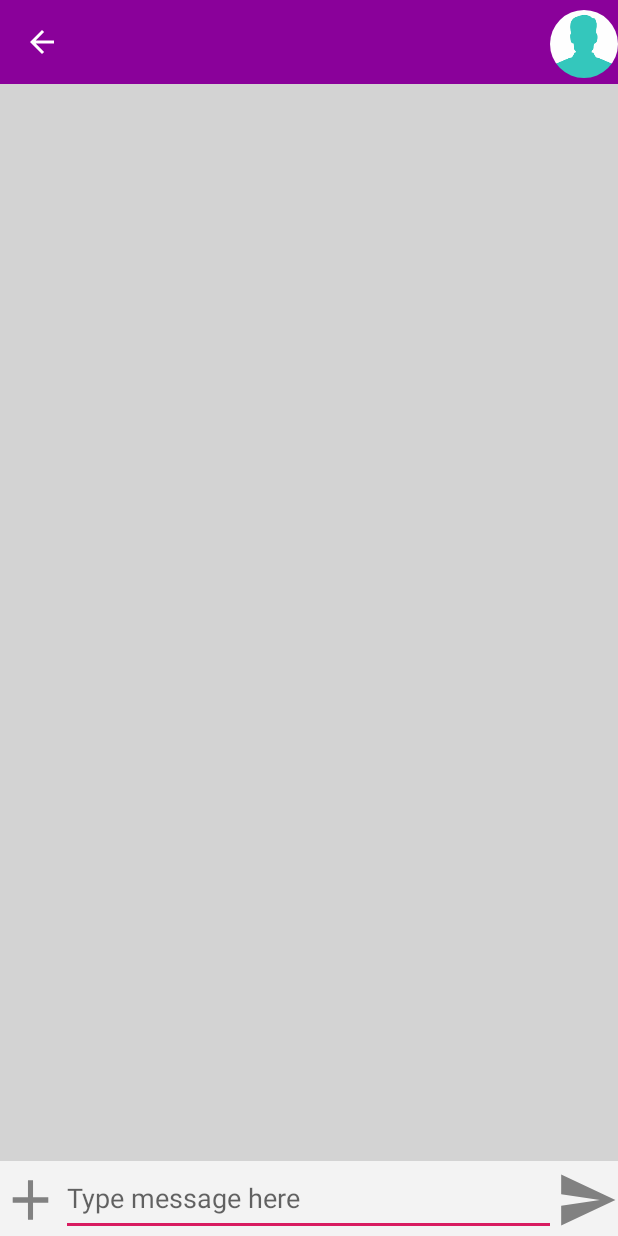
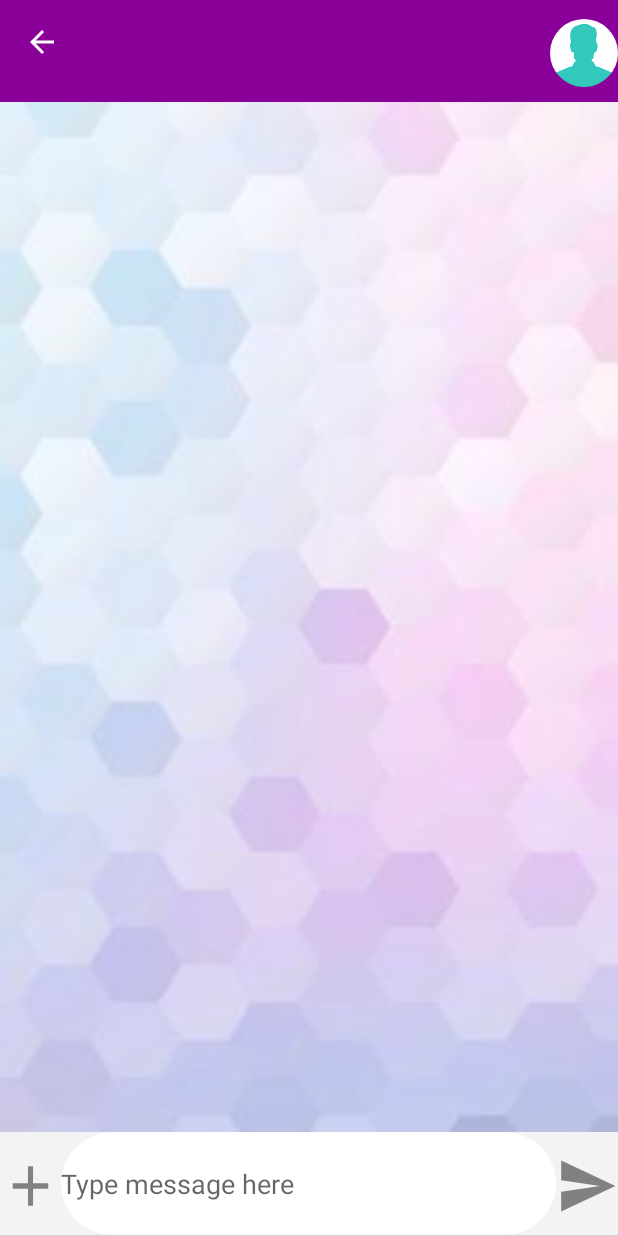
Before and after one commit to aniketakgec/Messanger, an Android app: the ChatActivity screen opened directly, with no data from a screen before it, on a phone screen of 412 x 824 dp. Run offline under Robolectric (Android 15) with nearby library versions, the phone set to English and light mode, and no system bars; our stand-ins replace CircleImageView, Firebase (no records; nobody signed in at launch, a user with empty details on screens opened directly), Picasso; 4 statements that could not run were skipped.

Commit message:
Chat feature added with swipe refresh of recycler view now user can swipe to load more messages

```diff
--- a/Messanger/app/src/main/java/com/example/android/messanger/ChatActivity.java
+++ b/Messanger/app/src/main/java/com/example/android/messanger/ChatActivity.java
@@ -5,37 +5,43 @@ import androidx.annotation.Nullable;
 import androidx.appcompat.app.ActionBar;
 import androidx.appcompat.app.AppCompatActivity;
 import androidx.appcompat.widget.Toolbar;
+import androidx.recyclerview.widget.LinearLayoutManager;
+import androidx.recyclerview.widget.RecyclerView;
+import androidx.swiperefreshlayout.widget.SwipeRefreshLayout;
 import de.hdodenhof.circleimageview.CircleImageView;
 
 import android.content.Context;
-import android.location.LocationListener;
+
 import android.os.Bundle;
-import android.text.Html;
+
 import android.text.TextUtils;
 import android.util.Log;
 import android.view.LayoutInflater;
 import android.view.View;
 import android.widget.Button;
 import android.widget.EditText;
-import android.widget.ImageButton;
+
 import android.widget.TextView;
+import android.widget.Toast;
 
 import com.google.firebase.auth.FirebaseAuth;
-import com.google.firebase.auth.FirebaseUser;
+import com.google.firebase.database.ChildEventListener;
 import com.google.firebase.database.DataSnapshot;
 import com.google.firebase.database.DatabaseError;
 import com.google.firebase.database.DatabaseReference;
 import com.google.firebase.database.FirebaseDatabase;
+import com.google.firebase.database.Query;
 import com.google.firebase.database.ServerValue;
 import com.google.firebase.database.ValueEventListener;
 import com.squareup.picasso.NetworkPolicy;
 import com.squareup.picasso.Picasso;
 
+import java.util.ArrayList;
 import java.util.HashMap;
-import java.util.Map;/////
+import java.util.List;
+import java.util.Map;
 
 
-// video:28  13:46
 public class ChatActivity extends AppCompatActivity {
 private String mchatUser,muserName;
 private Toolbar mChatToolbar;
@@ -43,40 +49,134 @@ private DatabaseReference mRootRef;
 private TextView mLastSeenView,mTitleView;
 private CircleImageView mProfileImage;
 private FirebaseAuth mAuth;
-private String mCurrentUserId;
+private String mCurrentUserId,push_id;
+private MessageAdapter mAdapter;
 private Button mChatAddBtn,mChatSendBtn;
 private EditText mchatmessageView;
+private SwipeRefreshLayout mRefreshLayout;
+private RecyclerView mMessagesList;
+private final List<Messages> messagesList=new ArrayList<>();
+private LinearLayoutManager mLinearLayout;
+private static final int TOTAL_ITEMS_TO_LOAD=5;
+private static  int mCurrentPage=1;
+
     @Override
     protected void onCreate(Bundle savedInstanceState) {
         super.onCreate(savedInstanceState);
         setContentView(R.layout.activity_chat);
-        mchatUser=getIntent().getStringExtra("user_id");
-        muserName=getIntent().getStringExtra("user_name");
-        mChatToolbar=findViewById(R.id.chat_appBar);
-        setSupportActionBar(mChatToolbar);
-        mAuth= FirebaseAuth.getInstance();
-        mCurrentUserId=mAuth.getCurrentUser().getUid();
-        mChatAddBtn=findViewById(R.id.chat_add_button);
+
+
+      mChatAddBtn=findViewById(R.id.chat_add_button);
         mChatSendBtn=findViewById(R.id.chat_send_button);
         mchatmessageView=findViewById(R.id.chat_message_view);
 
 
 
+        mChatToolbar=findViewById(R.id.chat_appBar);
+        //----- custom action bar items ------------//
+
+//
+
+        setSupportActionBar(mChatToolbar);
+        mchatUser=getIntent().getStringExtra("user_id");
+
+        muserName=getIntent().getStringExtra("user_name");
+
         ActionBar actionBar=getSupportActionBar();
         actionBar.setDisplayHomeAsUpEnabled(true) ;
         actionBar.setDisplayShowCustomEnabled(true);
-       // getSupportActionBar().setTitle(Html.fromHtml("<font color='#ffffff'>"+mchatUser +"</font>"));
 
-LayoutInflater inflater=(LayoutInflater) this.getSystemService(Context.LAYOUT_INFLATER_SERVICE);
-View action_bar_view=inflater.inflate(R.layout.chat_custom_bar,null);
-actionBar.setCustomView(action_bar_view);
+        LayoutInflater inflater=(LayoutInflater) this.getSystemService(Context.LAYOUT_INFLATER_SERVICE);
+        View action_bar_view=inflater.inflate(R.layout.chat_custom_bar,null);
+        actionBar.setCustomView(action_bar_view);
+        mLastSeenView=action_bar_view.findViewById(R.id.custom_bar_seen);
+        mTitleView= action_bar_view.findViewById(R.id.custom_bar_title);
+        mProfileImage=action_bar_view.findViewById(R.id.custom_bar_image);
+        mRefreshLayout=findViewById(R.id.swipe_message_swipeLayout);
+
+
+        mchatUser=getIntent().getStringExtra("user_id");
+
+        muserName=getIntent().getStringExtra("user_name");
+        mTitleView.setText(muserName);
+
+
+
+
         mRootRef= FirebaseDatabase.getInstance().getReference();
+        mAuth= FirebaseAuth.getInstance();
+        if (mAuth.getCurrentUser()!=null)
+        mCurrentUserId=mAuth.getCurrentUser().getUid();
+        else
+            Toast.makeText(this,"NO  ONE LOGGED IN",Toast.LENGTH_SHORT).show();
+        //--------   RECYCLER VIEW CODE-----------------------------------------//
+       // Toast.makeText(this,"ID WE WANT: "+mCurrentUserId,Toast.LENGTH_SHORT).show();
 
-        //----- custom action bar items ------------//
-        mLastSeenView=findViewById(R.id.custom_bar_seen);
-        mTitleView=findViewById(R.id.custom_bar_title);
-        mProfileImage=findViewById(R.id.custom_bar_image);
-        mTitleView.setText(muserName);
+        mAdapter=new MessageAdapter(messagesList);
+        mMessagesList=findViewById(R.id.messages_list);
+
+        mLinearLayout=new LinearLayoutManager(this);
+        mMessagesList.setHasFixedSize(true);
+        mMessagesList.setLayoutManager(mLinearLayout);
+
+        mMessagesList.setAdapter(mAdapter);
+
+        //---------recycler view code ends here--------------------------------//
+
+
+        loadMessages();
+
+
+        mChatSendBtn.setOnClickListener(new View.OnClickListener() {
+            @Override
+            public void onClick(View v)
+            {
+                sendMessage();
+            }
+
+            private void sendMessage()
+            {
+
+                String message=mchatmessageView.getText().toString();
+                if (!(TextUtils.isEmpty(message)))
+                {
+                    DatabaseReference user_message_push=mRootRef.child("messages").child(mCurrentUserId).child(mchatUser).push();
+                    String currentUserRef="messages/"+mCurrentUserId+"/"+mchatUser;
+                    String chat_user_ref="messages/"+mchatUser+"/"+mCurrentUserId;
+                    push_id=user_message_push.getKey();
+                    Map messageMap=new HashMap();
+                    messageMap.put("message",message);
+                    messageMap.put("time",ServerValue.TIMESTAMP);
+                    messageMap.put("type","text");
+                    messageMap.put("seen",false);
+                    messageMap.put("from",mCurrentUserId);
+
+                    Map messageUserMap=new HashMap();
+                    messageUserMap.put(currentUserRef+"/"+push_id,messageMap);
+                    messageUserMap.put(chat_user_ref+"/"+push_id,messageMap);
+                    mchatmessageView.setText("");
+                    mRootRef.updateChildren(messageUserMap, new DatabaseReference.CompletionListener() {
+                        @Override
+                        public void onComplete(@Nullable DatabaseError databaseError, @NonNull DatabaseReference databaseReference) {
+                            if (databaseError!=null)
+                                Log.d("CHAT_LOG",databaseError.getMessage());
+                        }
+                    });
+                }
+            }
+        });
+
+        //===============REFRESH RECYCLER VIEW=======================//
+        mRefreshLayout.setOnRefreshListener(new SwipeRefreshLayout.OnRefreshListener() {
+            @Override
+            public void onRefresh() {
+                mCurrentPage++;
+                messagesList.clear();
+                loadMessages();
+            }
+        });
+
+//================ HOW MUCH TIME SEEN AGO CODE============================//
         mRootRef.child("Users").child(mchatUser).addListenerForSingleValueEvent(new ValueEventListener() {
             @Override
             public void onDataChange(@NonNull DataSnapshot dataSnapshot) {
@@ -101,7 +201,9 @@ actionBar.setCustomView(action_bar_view);
 
             }
         });
+        //================ HOW MUCH TIME SEEN AGO CODE END HERE   ============================//
 
+//=========================CHAT DATABASE CODE=================================================//
 
         mRootRef.child("Chat").child(mCurrentUserId).addValueEventListener(new ValueEventListener() {
             @Override
@@ -134,42 +236,57 @@ actionBar.setCustomView(action_bar_view);
 
             }
         });
-        // send message
 
-        mChatSendBtn.setOnClickListener(new View.OnClickListener() {
+        //=========================  CHAT DATABASE CODE ENDS HERE   =================================================//
+
+
+
+
+
+
+
+
+
+    }
+
+    private void loadMessages() {
+        DatabaseReference messageRef=mRootRef.child("messages").child(mCurrentUserId).child(mchatUser);
+
+        Query messageQuery=messageRef.limitToLast(mCurrentPage*TOTAL_ITEMS_TO_LOAD);
+
+
+       messageQuery.addChildEventListener(new ChildEventListener() {
             @Override
-            public void onClick(View v) {
-                sendMessage();
+            public void onChildAdded(@NonNull DataSnapshot dataSnapshot, @Nullable String s) {
+                Messages messages=dataSnapshot.getValue(Messages.class);
+                messagesList.add(messages);
+                mAdapter.notifyDataSetChanged();
+                mMessagesList.scrollToPosition(messagesList.size()-1);
+                mRefreshLayout.setRefreshing(false);
             }
 
-            private void sendMessage() {
+            @Override
+            public void onChildChanged(@NonNull DataSnapshot dataSnapshot, @Nullable String s) {
 
-                String message=mchatmessageView.getText().toString();
-                if (!(TextUtils.isEmpty(message)))
-                {
-                    DatabaseReference user_message_push=mRootRef.child("messages").child(mCurrentUserId).child(mchatUser).push();
-                    String currentUserRef="messages/"+mCurrentUserId+"/"+mchatUser;
-                    String chat_user_ref="messages/"+mchatUser+"/"+mCurrentUserId;
-                    String push_id=user_message_push.getKey();
-                    Map messageMap=new HashMap();
-                    messageMap.put("message",message);
-                    messageMap.put("seen","false");
-                    messageMap.put("type","text");
-                    messageMap.put("time",ServerValue.TIMESTAMP);
+            }
 
-                    Map messageUserMap=new HashMap();
-                    messageUserMap.put(currentUserRef+"/"+push_id,messageMap);
-                    messageUserMap.put(chat_user_ref+"/"+push_id,messageMap);
-                    mRootRef.updateChildren(messageUserMap, new DatabaseReference.CompletionListener() {
-                        @Override
-                        public void onComplete(@Nullable DatabaseError databaseError, @NonNull DatabaseReference databaseReference) {
-                            if (databaseError!=null)
-                                Log.d("CHAT_LOG",databaseError.getMessage());
-                        }
-                    });
-                }
+            @Override
+            public void onChildRemoved(@NonNull DataSnapshot dataSnapshot) {
+
+            }
+
+            @Override
+            public void onChildMoved(@NonNull DataSnapshot dataSnapshot, @Nullable String s) {
+
+            }
+
+            @Override
+            public void onCancelled(@NonNull DatabaseError databaseError) {
+
+
             }
         });
+    }
 
-    }
+
 }
--- a/Messanger/app/src/main/java/com/example/android/messanger/Messanger.java
+++ b/Messanger/app/src/main/java/com/example/android/messanger/Messanger.java
@@ -29,7 +29,7 @@ public class Messanger extends Application {
         built.setLoggingEnabled(true);
         Picasso.setSingletonInstance(built);
         mAuth=FirebaseAuth.getInstance();
-        if (mAuth.getCurrentUser() != null) {
+       /* if (mAuth.getCurrentUser() != null) {
             mUserDatabase = FirebaseDatabase.getInstance().getReference().child("Users").child(mAuth.getCurrentUser().getUid());
         }
         mUserDatabase.addValueEventListener(new ValueEventListener() {
@@ -48,7 +48,7 @@ public class Messanger extends Application {
             public void onCancelled(@NonNull DatabaseError databaseError) {
 
             }
-        });// BUG TO FIX LOGIN APP CRASHES IF NO USER IS LOGGED IN ,IT WILL BE FIXED SOON
-
+        });  // BUG TO FIX LOGIN APP CRASHES IF NO USER IS LOGGED IN ,IT WILL BE FIXED SOON
+*/
     }
 }
--- /dev/null
+++ b/Messanger/app/src/main/res/drawable/message_receiver_background.xml
@@ -0,0 +1,8 @@
+<?xml version="1.0" encoding="utf-8"?>
+<shape
+    xmlns:android="http://schemas.android.com/apk/res/android">
+    <solid android:color="#f3f3f3"/>
+    <corners android:radius="25dp"/>
+
+
+</shape>
--- /dev/null
+++ b/Messanger/app/src/main/res/drawable/message_text_background.xml
@@ -0,0 +1,8 @@
+<?xml version="1.0" encoding="utf-8"?>
+<shape
+    xmlns:android="http://schemas.android.com/apk/res/android">
+    <solid android:color="#A924F9"/>
+    <corners android:radius="25dp"/>
+
+
+</shape>
--- a/Messanger/app/src/main/res/layout/activity_chat.xml
+++ b/Messanger/app/src/main/res/layout/activity_chat.xml
@@ -1,27 +1,54 @@
 <?xml version="1.0" encoding="utf-8"?>
-<androidx.constraintlayout.widget.ConstraintLayout xmlns:android="http://schemas.android.com/apk/res/android"
+<LinearLayout xmlns:android="http://schemas.android.com/apk/res/android"
     xmlns:app="http://schemas.android.com/apk/res-auto"
     xmlns:tools="http://schemas.android.com/tools"
     android:layout_width="match_parent"
     android:layout_height="match_parent"
     android:background="#D3D3D3"
+    android:orientation="vertical"
     tools:context=".ChatActivity">
+
     <include
         android:id="@+id/chat_appBar"
+        android:layout_width="match_parent"
+        android:layout_height="0dp"
+        android:layout_weight="0.8"
         layout="@layout/app_bar_layout"
-        />
+
+         />
+
+    <androidx.swiperefreshlayout.widget.SwipeRefreshLayout
+        android:id="@+id/swipe_message_swipeLayout"
+        android:layout_width="wrap_content"
+        android:layout_height="0dp"
+        android:layout_weight="8">
+
+        <androidx.recyclerview.widget.RecyclerView
+            android:id="@+id/messages_list"
+            android:layout_width="match_parent"
+            android:layout_height="match_parent"
+            android:background="@drawable/chat_background"
+            app:layout_constraintBottom_toTopOf="@+id/linearLayout"
+            app:layout_constraintEnd_toEndOf="parent"
+            app:layout_constraintHorizontal_bias="0.0"
+            app:layout_constraintStart_toStartOf="parent"
+            app:layout_constraintTop_toTopOf="@+id/chat_appBar">
+
+        </androidx.recyclerview.widget.RecyclerView>
+    </androidx.swiperefreshlayout.widget.SwipeRefreshLayout>
+
 
     <LinearLayout
+        android:id="@+id/linearLayout"
         android:layout_width="match_parent"
-        android:layout_height="50dp"
-        android:layout_marginTop="8dp"
-        android:layout_marginBottom="0dp"
+        android:layout_height="0dp"
+        android:layout_weight="0.8"
         android:background="#f3f3f3"
         android:orientation="horizontal"
         app:layout_constraintBottom_toBottomOf="parent"
-        app:layout_constraintTop_toTopOf="parent"
-        app:layout_constraintVertical_bias="1.0"
-        tools:layout_editor_absoluteX="0dp">
+        app:layout_constraintEnd_toEndOf="parent"
+        app:layout_constraintHorizontal_bias="0.0"
+        app:layout_constraintStart_toStartOf="parent">
 
 
         <Button
@@ -38,6 +65,7 @@
             android:layout_width="0dp"
             android:layout_height="match_parent"
             android:layout_weight="4"
+            android:background="@drawable/button1shape"
             android:hint="Type message here"
             android:textSize="18sp" />
 
@@ -52,4 +80,4 @@
     </LinearLayout>
 
 
-</androidx.constraintlayout.widget.ConstraintLayout>
+</LinearLayout>
--- a/Messanger/app/src/main/res/values/colors.xml
+++ b/Messanger/app/src/main/res/values/colors.xml
@@ -4,6 +4,7 @@
     <color name="colorPrimaryDark">#00574B</color>
     <color name="colorAccent">#D81B60</color>
     <color name="colorNew">#540358</color>
+    <color name="grey">#C0C0C0</color>
     <color name="colorHintTextLight">#80FFFFFF</color>
     <color name="colorPrimaryTextLight">#FFFFFF</color>
 </resources>
```
Also changed, not shown: Messanger/app/src/main/java/com/example/android/messanger/FriendsFragment.java (+10 -2 lines), Messanger/app/src/main/java/com/example/android/messanger/MessageAdapter.java (added, +79 -0 lines), Messanger/app/src/main/java/com/example/android/messanger/Messages.java (added, +65 -0 lines), Messanger/app/src/main/res/layout/message_single_layout.xml (added, +75 -0 lines), Messanger/app/src/main/res/drawable/chat_background.jpg (added).
